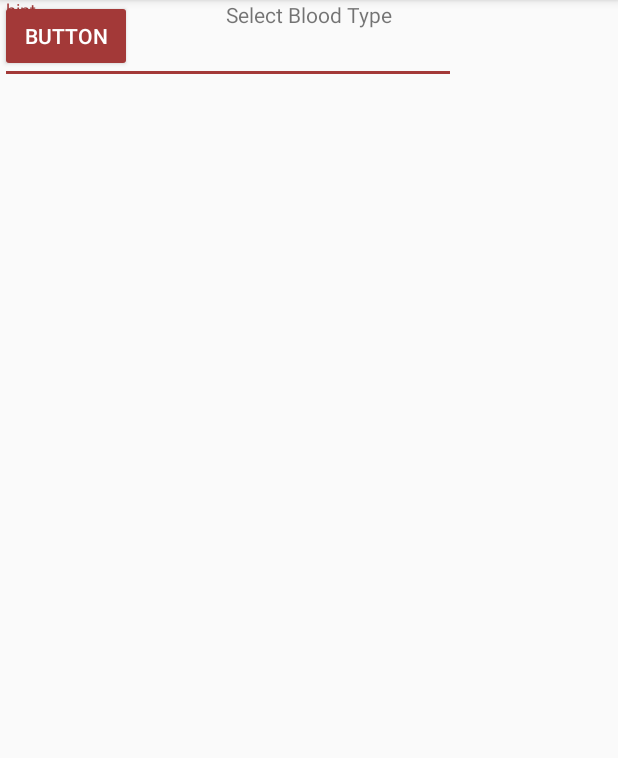
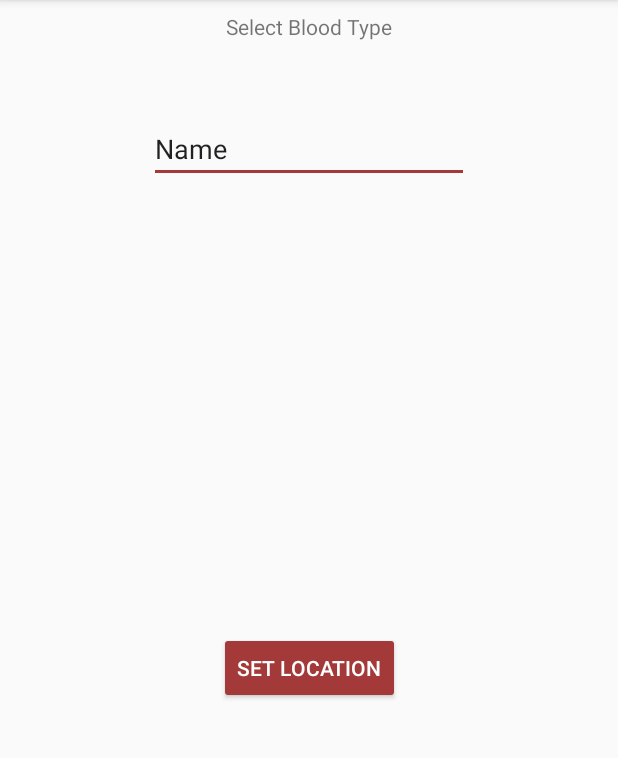
Before and after one commit to Shivamdhuria/BloodBank, an Android app: the NewCampaignActivity screen opened directly, with no data from a screen before it, on a phone screen of 412 x 824 dp, the part 84-842 px from its top. Run offline under Robolectric (Android 15) with nearby library versions, the phone set to English and light mode, and no system bars.

Commit message:
Map Activity Created with radius

```diff
--- a/app/src/main/AndroidManifest.xml
+++ b/app/src/main/AndroidManifest.xml
@@ -35,7 +35,8 @@
         <activity android:name=".main.newcampaign.NewCampaignActivity" />
         <activity
             android:name=".main.newcampaign.MapsActivity"
-            android:label="@string/title_activity_maps"></activity>
+            android:label="@string/title_activity_maps" />
+        <activity android:name=".main.query.DonorQueryActivity"></activity>
     </application>
 
 </manifest>
--- a/app/src/main/java/com/example/android/bloodbank/main/main/MainActivity.java
+++ b/app/src/main/java/com/example/android/bloodbank/main/main/MainActivity.java
@@ -11,6 +11,7 @@ import android.view.View;
 
 import com.example.android.bloodbank.R;
 import com.example.android.bloodbank.main.intro.IntroActivity;
+import com.example.android.bloodbank.main.newcampaign.NewCampaignActivity;
 import com.example.android.bloodbank.main.signin.SignInActivity;
 import com.google.firebase.auth.FirebaseAuth;
 import com.google.firebase.auth.FirebaseUser;
@@ -19,11 +20,13 @@ public class MainActivity extends AppCompatActivity {
 
 
     private FirebaseAuth mAuth;
+    FloatingActionButton floatingActionButton;
 
     @Override
     protected void onCreate(Bundle savedInstanceState) {
         super.onCreate(savedInstanceState);
         setContentView(R.layout.activity_main);
+        floatingActionButton = findViewById(R.id.fab);
 
 
         // Create the adapter that will return a fragment for each of the three
@@ -41,6 +44,9 @@ public class MainActivity extends AppCompatActivity {
             public void onClick(View view) {
                 Snackbar.make(view, "Replace with your own action", Snackbar.LENGTH_LONG)
                         .setAction("Action", null).show();
+                Intent intentNewCampaign = new Intent(getApplicationContext(), NewCampaignActivity.class);
+                startActivity(intentNewCampaign);
+
             }
         });
 
--- a/app/src/main/res/layout/activity_new_campaign.xml
+++ b/app/src/main/res/layout/activity_new_campaign.xml
@@ -12,31 +12,39 @@
         android:layout_height="wrap_content"
         android:layout_marginEnd="8dp"
         android:layout_marginStart="8dp"
+        android:layout_marginTop="8dp"
         android:text="Select Blood Type"
         app:layout_constraintEnd_toEndOf="parent"
         app:layout_constraintStart_toStartOf="parent"
-        tools:layout_editor_absoluteY="66dp" />
-
-    <android.support.design.widget.TextInputLayout
-        android:id="@+id/editText"
-        android:layout_width="304dp"
-        android:layout_height="wrap_content"
-        tools:layout_editor_absoluteX="8dp"
-        tools:layout_editor_absoluteY="123dp">
-
-        <android.support.design.widget.TextInputEditText
-            android:layout_width="match_parent"
-            android:layout_height="wrap_content"
-            android:hint="hint" />
-    </android.support.design.widget.TextInputLayout>
+        app:layout_constraintTop_toTopOf="parent" />
 
     <Button
         android:id="@+id/button"
         android:layout_width="wrap_content"
         android:layout_height="wrap_content"
-        android:text="Button"
-        tools:layout_editor_absoluteX="115dp"
-        tools:layout_editor_absoluteY="283dp"
-        android:theme="@style/PrimaryButton"/>
+        android:layout_marginBottom="8dp"
+        android:layout_marginEnd="8dp"
+        android:layout_marginStart="8dp"
+        android:layout_marginTop="8dp"
+        android:text="Set Location"
+        android:theme="@style/PrimaryButton"
+        app:layout_constraintBottom_toBottomOf="parent"
+        app:layout_constraintEnd_toEndOf="parent"
+        app:layout_constraintStart_toStartOf="parent"
+        app:layout_constraintTop_toBottomOf="@+id/editText" />
+
+    <EditText
+        android:id="@+id/editText"
+        android:layout_width="wrap_content"
+        android:layout_height="wrap_content"
+        android:layout_marginEnd="8dp"
+        android:layout_marginStart="8dp"
+        android:layout_marginTop="49dp"
+        android:ems="10"
+        android:inputType="textPersonName"
+        android:text="Name"
+        app:layout_constraintEnd_toEndOf="parent"
+        app:layout_constraintStart_toStartOf="parent"
+        app:layout_constraintTop_toBottomOf="@+id/textView4" />
 
 </android.support.constraint.ConstraintLayout>
```
Also changed, not shown: app/src/main/java/com/example/android/bloodbank/main/newcampaign/MapsActivity.java (+66 -12 lines), app/src/main/java/com/example/android/bloodbank/main/newcampaign/NewCampaignActivity.java (+52 -4 lines), app/src/main/java/com/example/android/bloodbank/main/query/DonorQueryActivity.java (added, +15 -0 lines), app/src/main/res/layout/activity_donor_query.xml (added, +9 -0 lines), app/src/main/res/layout/activity_maps.xml (+41 -6 lines).
